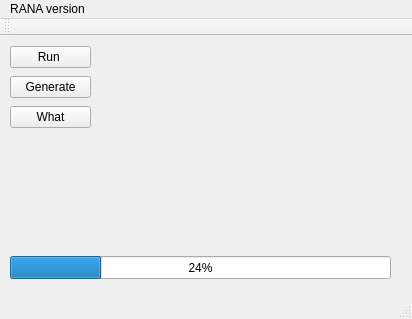
The window that mainwindow.ui (sojoe02/RANA) describes before a commit, drawn with Qt 5.
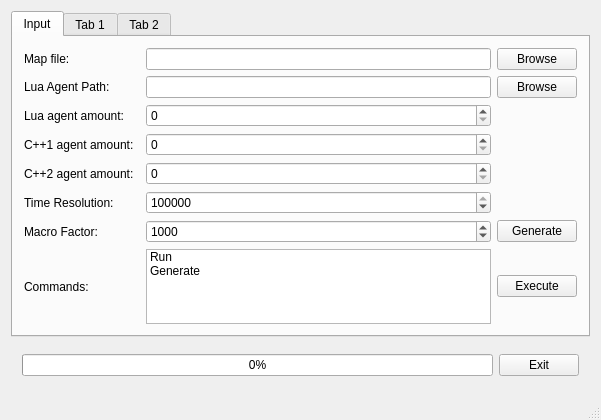
The same window after the commit.

Commit message: finished designing the input interface, it is now ready to be hooked up to the simulation core

The edit to the form file:
```diff
--- a/mainwindow.ui
+++ b/mainwindow.ui
@@ -6,90 +6,284 @@
    <rect>
     <x>0</x>
     <y>0</y>
-    <width>412</width>
-    <height>319</height>
+    <width>601</width>
+    <height>420</height>
    </rect>
   </property>
   <property name="windowTitle">
    <string>MainWindow</string>
   </property>
   <widget class="QWidget" name="centralWidget">
-   <widget class="QPushButton" name="runButton">
-    <property name="geometry">
-     <rect>
-      <x>10</x>
-      <y>10</y>
-      <width>81</width>
-      <height>22</height>
-     </rect>
-    </property>
-    <property name="text">
-     <string>Run </string>
-    </property>
-   </widget>
-   <widget class="QPushButton" name="generateButton">
-    <property name="geometry">
-     <rect>
-      <x>10</x>
-      <y>40</y>
-      <width>81</width>
-      <height>22</height>
-     </rect>
-    </property>
-    <property name="text">
-     <string>Generate</string>
-    </property>
-   </widget>
-   <widget class="QPushButton" name="whatButton">
-    <property name="geometry">
-     <rect>
-      <x>10</x>
-      <y>70</y>
-      <width>81</width>
-      <height>22</height>
-     </rect>
-    </property>
-    <property name="text">
-     <string>What</string>
-    </property>
-   </widget>
-   <widget class="QProgressBar" name="progressBar">
-    <property name="geometry">
-     <rect>
-      <x>10</x>
-      <y>220</y>
-      <width>381</width>
-      <height>23</height>
-     </rect>
-    </property>
-    <property name="value">
-     <number>24</number>
-    </property>
-   </widget>
-  </widget>
-  <widget class="QMenuBar" name="menuBar">
-   <property name="geometry">
-    <rect>
-     <x>0</x>
-     <y>0</y>
-     <width>412</width>
-     <height>19</height>
-    </rect>
-   </property>
-   <widget class="QMenu" name="menuRANA_version">
-    <property name="title">
-     <string>RANA version</string>
-    </property>
-   </widget>
-   <addaction name="menuRANA_version"/>
-  </widget>
-  <widget class="QToolBar" name="mainToolBar">
-   <attribute name="toolBarArea">
-    <enum>TopToolBarArea</enum>
-   </attribute>
-   <attribute name="toolBarBreak">
-    <bool>false</bool>
-   </attribute>
+   <layout class="QVBoxLayout" name="verticalLayout">
+    <item>
+     <widget class="QTabWidget" name="tabWidget">
+      <property name="currentIndex">
+       <number>0</number>
+      </property>
+      <widget class="QWidget" name="tab_3">
+       <attribute name="title">
+        <string>Input</string>
+       </attribute>
+       <layout class="QGridLayout" name="gridLayout_2">
+        <item row="5" column="0">
+         <widget class="QLabel" name="label_5">
+          <property name="toolTip">
+           <string>Number of microsteps pr second</string>
+          </property>
+          <property name="toolTipDuration">
+           <number>-1</number>
+          </property>
+          <property name="text">
+           <string>Time Resolution:</string>
+          </property>
+         </widget>
+        </item>
+        <item row="1" column="3">
+         <widget class="QLineEdit" name="lineEdit"/>
+        </item>
+        <item row="0" column="3">
+         <widget class="QLineEdit" name="mapPathInput"/>
+        </item>
+        <item row="5" column="3">
+         <widget class="QSpinBox" name="timeResSpinBox">
+          <property name="accelerated">
+           <bool>true</bool>
+          </property>
+          <property name="maximum">
+           <number>1000000000</number>
+          </property>
+          <property name="singleStep">
+           <number>1000</number>
+          </property>
+          <property name="value">
+           <number>1000000</number>
+          </property>
+          <property name="displayIntegerBase">
+           <number>10</number>
+          </property>
+         </widget>
+        </item>
+        <item row="1" column="4">
+         <widget class="QPushButton" name="browseLuaAgentButton">
+          <property name="text">
+           <string>Browse</string>
+          </property>
+         </widget>
+        </item>
+        <item row="8" column="3">
+         <spacer name="verticalSpacer_2">
+          <property name="orientation">
+           <enum>Qt::Vertical</enum>
+          </property>
+          <property name="sizeType">
+           <enum>QSizePolicy::Expanding</enum>
+          </property>
+          <property name="sizeHint" stdset="0">
+           <size>
+            <width>20</width>
+            <height>40</height>
+           </size>
+          </property>
+         </spacer>
+        </item>
+        <item row="9" column="0">
+         <widget class="QLabel" name="label_8">
+          <property name="text">
+           <string>Commands:</string>
+          </property>
+         </widget>
+        </item>
+        <item row="4" column="3">
+         <widget class="QSpinBox" name="c2AgentSpinBox">
+          <property name="maximum">
+           <number>1000</number>
+          </property>
+         </widget>
+        </item>
+        <item row="0" column="4">
+         <widget class="QPushButton" name="browseMapButton">
+          <property name="text">
+           <string>Browse</string>
+          </property>
+         </widget>
+        </item>
+        <item row="9" column="4">
+         <widget class="QPushButton" name="runButton">
+          <property name="text">
+           <string>Execute</string>
+          </property>
+         </widget>
+        </item>
+        <item row="7" column="0">
+         <widget class="QLabel" name="label_6">
+          <property name="toolTip">
+           <string>Number of mirosteps pr macrostep</string>
+          </property>
+          <property name="text">
+           <string>Macro Factor:</string>
+          </property>
+         </widget>
+        </item>
+        <item row="4" column="0">
+         <widget class="QLabel" name="label_4">
+          <property name="text">
+           <string>C++2 agent amount:</string>
+          </property>
+         </widget>
+        </item>
+        <item row="3" column="3">
+         <widget class="QSpinBox" name="c1AgentSpinBox">
+          <property name="maximum">
+           <number>1000</number>
+          </property>
+         </widget>
+        </item>
+        <item row="1" column="0">
+         <widget class="QLabel" name="label">
+          <property name="text">
+           <string>Lua Agent Path:</string>
+          </property>
+         </widget>
+        </item>
+        <item row="9" column="3">
+         <widget class="QListWidget" name="listWidget">
+          <property name="sizePolicy">
+           <sizepolicy hsizetype="Expanding" vsizetype="Preferred">
+            <horstretch>0</horstretch>
+            <verstretch>0</verstretch>
+           </sizepolicy>
+          </property>
+          <property name="maximumSize">
+           <size>
+            <width>16777215</width>
+            <height>16777215</height>
+           </size>
+          </property>
+          <item>
+           <property name="text">
+            <string>Run </string>
+           </property>
+          </item>
+          <item>
+           <property name="text">
+            <string>Generate</string>
+           </property>
+          </item>
+         </widget>
+        </item>
+        <item row="7" column="3">
+         <widget class="QSpinBox" name="macroSpinBox">
+          <property name="maximum">
+           <number>1000000000</number>
+          </property>
+          <property name="singleStep">
+           <number>1000</number>
+          </property>
+          <property name="value">
+           <number>1000</number>
+          </property>
+         </widget>
+        </item>
+        <item row="3" column="0">
+         <widget class="QLabel" name="label_3">
+          <property name="text">
+           <string>C++1 agent amount:</string>
+          </property>
+         </widget>
+        </item>
+        <item row="2" column="0">
+         <widget class="QLabel" name="label_2">
+          <property name="text">
+           <string>Lua agent amount:</string>
+          </property>
+         </widget>
+        </item>
+        <item row="7" column="4">
+         <widget class="QPushButton" name="generateButton">
+          <property name="text">
+           <string>Generate</string>
+          </property>
+         </widget>
+        </item>
+        <item row="0" column="0">
+         <widget class="QLabel" name="label_7">
+          <property name="text">
+           <string>Map file:</string>
+          </property>
+         </widget>
+        </item>
+        <item row="2" column="3">
+         <widget class="QSpinBox" name="luaSpinBox">
+          <property name="maximum">
+           <number>1000</number>
+          </property>
+         </widget>
+        </item>
+        <item row="7" column="1">
+         <widget class="Line" name="line">
+          <property name="orientation">
+           <enum>Qt::Horizontal</enum>
+          </property>
+         </widget>
+        </item>
+       </layout>
+      </widget>
+      <widget class="QWidget" name="tab">
+       <attribute name="title">
+        <string>Tab 1</string>
+       </attribute>
+       <layout class="QGridLayout" name="gridLayout">
+        <item row="0" column="0">
+         <widget class="QTextEdit" name="textEdit"/>
+        </item>
+       </layout>
+      </widget>
+      <widget class="QWidget" name="tab_2">
+       <attribute name="title">
+        <string>Tab 2</string>
+       </attribute>
+      </widget>
+     </widget>
+    </item>
+    <item>
+     <widget class="QWidget" name="widget" native="true">
+      <property name="sizePolicy">
+       <sizepolicy hsizetype="Expanding" vsizetype="Fixed">
+        <horstretch>0</horstretch>
+        <verstretch>0</verstretch>
+       </sizepolicy>
+      </property>
+      <layout class="QGridLayout" name="gridLayout_3">
+       <item row="0" column="3">
+        <widget class="QPushButton" name="exitButton">
+         <property name="sizePolicy">
+          <sizepolicy hsizetype="Fixed" vsizetype="Fixed">
+           <horstretch>0</horstretch>
+           <verstretch>0</verstretch>
+          </sizepolicy>
+         </property>
+         <property name="minimumSize">
+          <size>
+           <width>0</width>
+           <height>0</height>
+          </size>
+         </property>
+         <property name="text">
+          <string>Exit</string>
+         </property>
+        </widget>
+       </item>
+       <item row="0" column="1" colspan="2">
+        <widget class="QProgressBar" name="progressBar">
+         <property name="value">
+          <number>0</number>
+         </property>
+        </widget>
+       </item>
+      </layout>
+     </widget>
+    </item>
+   </layout>
   </widget>
   <widget class="QStatusBar" name="statusBar"/>
  </widget>
```
The commit also changes 3 other files.
